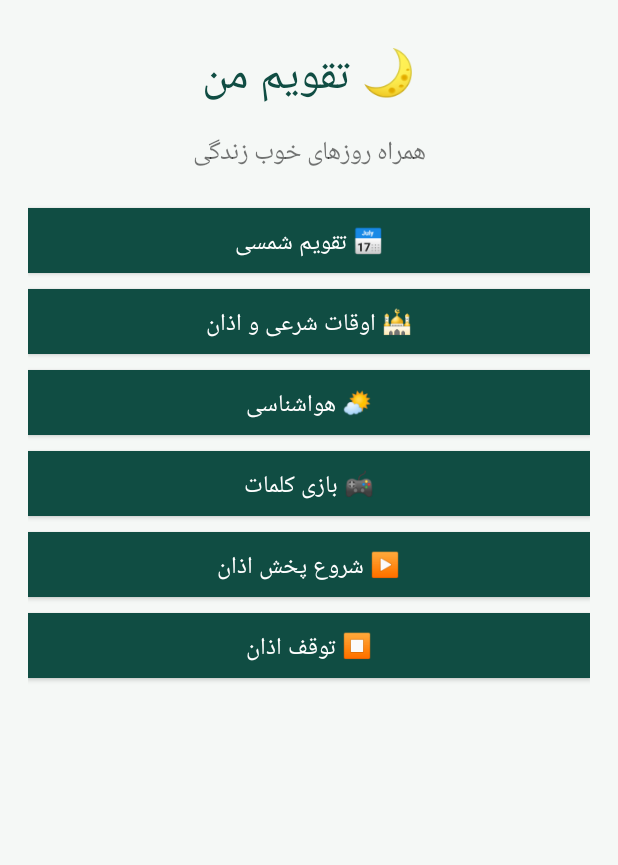
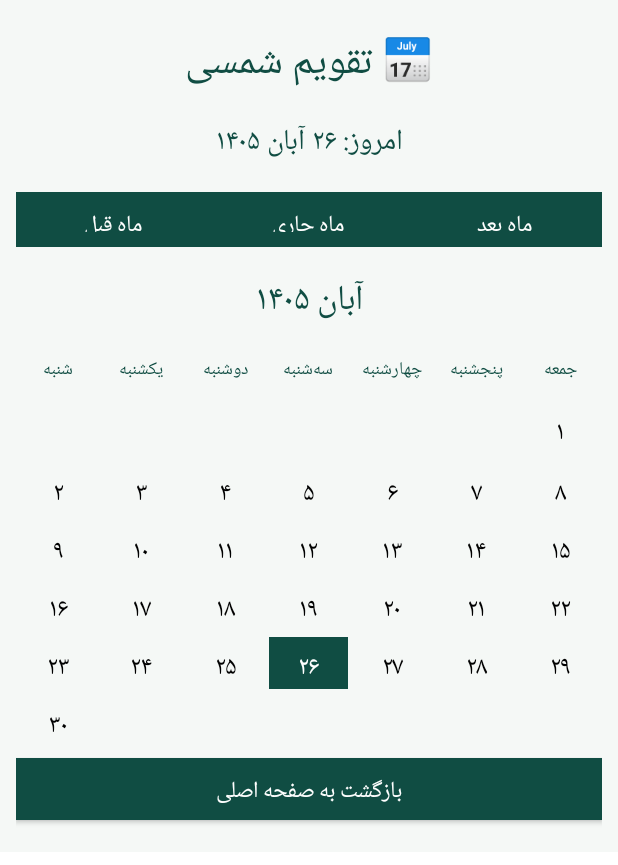
Before and after one commit to pouyan76/TaqvimMan, an Android app: the screen it shows after launch (MainActivity), after a tap on "📅 تقویم شمسی", on a phone screen of 412 x 824 dp. Shown: the top 865 px of the screen. Run offline under Robolectric (Android 15) with nearby library versions, the phone set to English and light mode, and no system bars.

Commit message:
Update MainActivity.kt

```diff
--- a/app/src/main/java/ir/taqvimm/an/MainActivity.kt
+++ b/app/src/main/java/ir/taqvimm/an/MainActivity.kt
@@ -7,105 +7,286 @@ import android.graphics.Color
 import android.os.Bundle
 import android.view.Gravity
 import android.widget.Button
+import android.widget.GridLayout
 import android.widget.LinearLayout
+import android.widget.ScrollView
 import android.widget.TextView
 import android.widget.Toast
 import androidx.appcompat.app.AppCompatActivity
 import androidx.core.content.ContextCompat
+import android.icu.util.PersianCalendar
+import android.icu.util.Calendar
+import android.icu.util.TimeZone
+import java.util.Locale
 
 class MainActivity : AppCompatActivity() {
 
     private val green = Color.rgb(16, 77, 67)
+    private val light = Color.rgb(245, 248, 246)
+
+    private val months = arrayOf(
+        "فروردین", "اردیبهشت", "خرداد",
+        "تیر", "مرداد", "شهریور",
+        "مهر", "آبان", "آذر",
+        "دی", "بهمن", "اسفند"
+    )
+
+    private val weekdays = arrayOf(
+        "شنبه", "یکشنبه", "دوشنبه",
+        "سه‌شنبه", "چهارشنبه", "پنجشنبه", "جمعه"
+    )
+
+    private lateinit var displayedMonth: PersianCalendar
 
     override fun onCreate(savedInstanceState: Bundle?) {
         super.onCreate(savedInstanceState)
+
+        displayedMonth = PersianCalendar(Locale("fa", "IR"))
+        displayedMonth.timeZone =
+            TimeZone.getTimeZone("Asia/Tehran")
+        displayedMonth.timeInMillis = System.currentTimeMillis()
+
         showHome()
+    }
+
+    private fun fa(number: Int): String {
+        val digits = "۰۱۲۳۴۵۶۷۸۹"
+        return number.toString().map {
+            if (it in '0'..'9') digits[it - '0'] else it
+        }.joinToString("")
+    }
+
+    private fun makeText(
+        value: String,
+        size: Float,
+        color: Int = Color.BLACK
+    ): TextView {
+        return TextView(this).apply {
+            text = value
+            textSize = size
+            setTextColor(color)
+            gravity = Gravity.CENTER
+            textDirection = TextView.TEXT_DIRECTION_RTL
+            setPadding(6, 10, 6, 10)
+        }
+    }
+
+    private fun makeButton(
+        value: String,
+        action: () -> Unit
+    ): Button {
+        return Button(this).apply {
+            text = value
+            textSize = 15f
+            setTextColor(Color.WHITE)
+            setBackgroundColor(green)
+            setOnClickListener { action() }
+        }
     }
 
     private fun showHome() {
         val root = LinearLayout(this)
         root.orientation = LinearLayout.VERTICAL
         root.gravity = Gravity.CENTER_HORIZONTAL
-        root.setPadding(28, 40, 28, 28)
-        root.setBackgroundColor(Color.rgb(245, 248, 246))
+        root.setPadding(24, 35, 24, 24)
+        root.setBackgroundColor(light)
 
-        val title = TextView(this)
-        title.text = "🌙 تقویم من"
-        title.textSize = 30f
-        title.setTextColor(green)
-        title.gravity = Gravity.CENTER
-        root.addView(title)
+        root.addView(
+            makeText("🌙 تقویم من", 30f, green)
+        )
 
-        val subtitle = TextView(this)
-        subtitle.text = "همراه روزهای خوب زندگی"
-        subtitle.textSize = 17f
-        subtitle.gravity = Gravity.CENTER
-        subtitle.setPadding(0, 15, 0, 25)
-        root.addView(subtitle)
+        root.addView(
+            makeText("همراه روزهای خوب زندگی", 17f)
+        )
 
-        addMenu(root, "📅 تقویم شمسی",
-            "بخش تقویم در حال آماده‌سازی است")
+        root.addView(makeButton("📅 تقویم شمسی") {
+            showCalendar()
+        }, buttonParams())
 
-        addMenu(root, "🕌 اوقات شرعی و اذان",
-            "بخش اوقات شرعی در حال آماده‌سازی است")
+        root.addView(makeButton("🕌 اوقات شرعی و اذان") {
+            Toast.makeText(
+                this,
+                "بخش اوقات شرعی در حال آماده‌سازی است",
+                Toast.LENGTH_SHORT
+            ).show()
+        }, buttonParams())
 
-        addMenu(root, "🌤️ هواشناسی",
-            "بخش هواشناسی در حال آماده‌سازی است")
+        root.addView(makeButton("🌤️ هواشناسی") {
+            Toast.makeText(
+                this,
+                "بخش هواشناسی در حال آماده‌سازی است",
+                Toast.LENGTH_SHORT
+            ).show()
+        }, buttonParams())
 
-        addMenu(root, "🎮 بازی کلمات",
-            "بازی ۵۰۰ مرحله‌ای در حال آماده‌سازی است")
+        root.addView(makeButton("🎮 بازی کلمات") {
+            Toast.makeText(
+                this,
+                "بازی کلمات در حال آماده‌سازی است",
+                Toast.LENGTH_SHORT
+            ).show()
+        }, buttonParams())
 
-        addMenu(root, "▶️ شروع پخش اذان", "") {
+        root.addView(makeButton("▶️ شروع پخش اذان") {
             val intent = Intent(
                 this,
                 AdhanService::class.java
             ).setAction(AdhanService.ACTION_START)
 
             ContextCompat.startForegroundService(this, intent)
-        }
+        }, buttonParams())
 
-        addMenu(root, "⏹ توقف اذان", "") {
+        root.addView(makeButton("⏹ توقف اذان") {
             val intent = Intent(
                 this,
                 AdhanService::class.java
             ).setAction(AdhanService.ACTION_STOP)
 
             startService(intent)
-        }
+        }, buttonParams())
 
         setContentView(root)
     }
 
-    private fun addMenu(
-        root: LinearLayout,
-        title: String,
-        message: String,
-        action: (() -> Unit)? = null
-    ) {
-        val button = Button(this)
-        button.text = title
-        button.textSize = 16f
-        button.setTextColor(Color.WHITE)
-        button.setBackgroundColor(green)
+    private fun buttonParams(): LinearLayout.LayoutParams {
+        return LinearLayout.LayoutParams(
+            LinearLayout.LayoutParams.MATCH_PARENT,
+            62
+        ).apply {
+            setMargins(0, 8, 0, 8)
+        }
+    }
 
-        button.setOnClickListener {
-            if (action != null) {
-                action()
-            } else {
-                Toast.makeText(
-                    this,
-                    message,
-                    Toast.LENGTH_SHORT
-                ).show()
-            }
+    private fun showCalendar() {
+        val scroll = ScrollView(this)
+
+        val root = LinearLayout(this)
+        root.orientation = LinearLayout.VERTICAL
+        root.setPadding(16, 20, 16, 24)
+        root.setBackgroundColor(light)
+
+        scroll.addView(root)
+
+        root.addView(
+            makeText("📅 تقویم شمسی", 27f, green)
+        )
+
+        val today = PersianCalendar(Locale("fa", "IR"))
+        today.timeZone = TimeZone.getTimeZone("Asia/Tehran")
+        today.timeInMillis = System.currentTimeMillis()
+
+        val todayText = makeText(
+            "امروز: ${fa(today.get(Calendar.DAY_OF_MONTH))} " +
+            "${months[today.get(Calendar.MONTH)]} " +
+            "${fa(today.get(Calendar.YEAR))}",
+            19f,
+            green
+        )
+
+        root.addView(todayText)
+
+        val navigation = LinearLayout(this)
+        navigation.orientation = LinearLayout.HORIZONTAL
+        navigation.gravity = Gravity.CENTER
+        navigation.setPadding(0, 15, 0, 15)
+
+        val previous = makeButton("ماه قبل") {
+            displayedMonth.add(Calendar.MONTH, -1)
+            showCalendar()
         }
 
-        val params = LinearLayout.LayoutParams(
-            LinearLayout.LayoutParams.MATCH_PARENT,
-            65
+        val next = makeButton("ماه بعد") {
+            displayedMonth.add(Calendar.MONTH, 1)
+            showCalendar()
+        }
+
+        val currentMonth = makeButton("ماه جاری") {
+            displayedMonth.timeInMillis =
+                System.currentTimeMillis()
+            showCalendar()
+        }
+
+        navigation.addView(previous, LinearLayout.LayoutParams(0, 55, 1f))
+        navigation.addView(currentMonth, LinearLayout.LayoutParams(0, 55, 1f))
+        navigation.addView(next, LinearLayout.LayoutParams(0, 55, 1f))
+
+        root.addView(navigation)
+
+        val year = displayedMonth.get(Calendar.YEAR)
+        val month = displayedMonth.get(Calendar.MONTH)
+
+        root.addView(
+            makeText(
+                "${months[month]} ${fa(year)}",
+                23f,
+                green
+            )
         )
 
-        params.setMargins(0, 8, 0, 8)
-        root.addView(button, params)
+        val grid = GridLayout(this)
+        grid.columnCount = 7
+        grid.rowCount = 7
+        grid.useDefaultMargins = true
+
+        for (dayName in weekdays) {
+            val cell = makeText(dayName, 12f, green)
+            grid.addView(cell, gridParams())
+        }
+
+        val firstDay = displayedMonth.clone() as PersianCalendar
+        firstDay.set(Calendar.DAY_OF_MONTH, 1)
+
+        val offset = firstDay.get(Calendar.DAY_OF_WEEK) % 7
+        val daysInMonth =
+            displayedMonth.getActualMaximum(Calendar.DAY_OF_MONTH)
+
+        for (i in 0 until offset) {
+            grid.addView(
+                makeText("", 15f),
+                gridParams()
+            )
+        }
+
+        for (day in 1..daysInMonth) {
+            val isToday =
+                year == today.get(Calendar.YEAR) &&
+                month == today.get(Calendar.MONTH) &&
+                day == today.get(Calendar.DAY_OF_MONTH)
+
+            val cell = makeText(
+                fa(day),
+                17f,
+                if (isToday) Color.WHITE else Color.BLACK
+            )
+
+            if (isToday) {
+                cell.setBackgroundColor(green)
+            }
+
+            grid.addView(cell, gridParams())
+        }
+
+        root.addView(grid)
+
+        root.addView(
+            makeButton("بازگشت به صفحه اصلی") {
+                showHome()
+            },
+            buttonParams()
+        )
+
+        setContentView(scroll)
+    }
+
+    private fun gridParams(): GridLayout.LayoutParams {
+        return GridLayout.LayoutParams().apply {
+            width = 0
+            height = 52
+            columnSpec = GridLayout.spec(
+                GridLayout.UNDEFINED,
+                1f
+            )
+            setMargins(2, 3, 2, 3)
+        }
     }
 }
```
